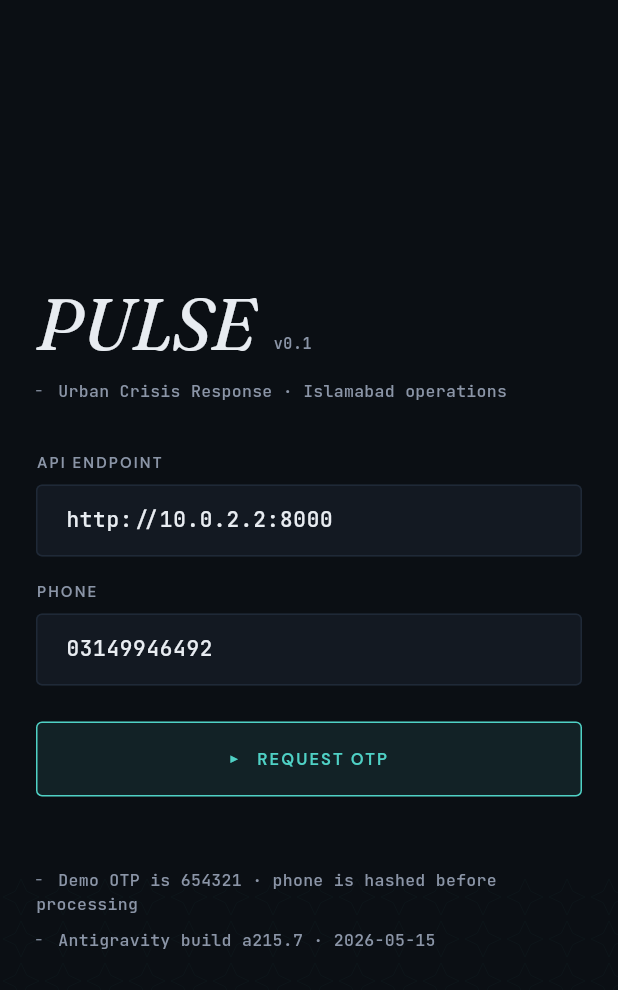
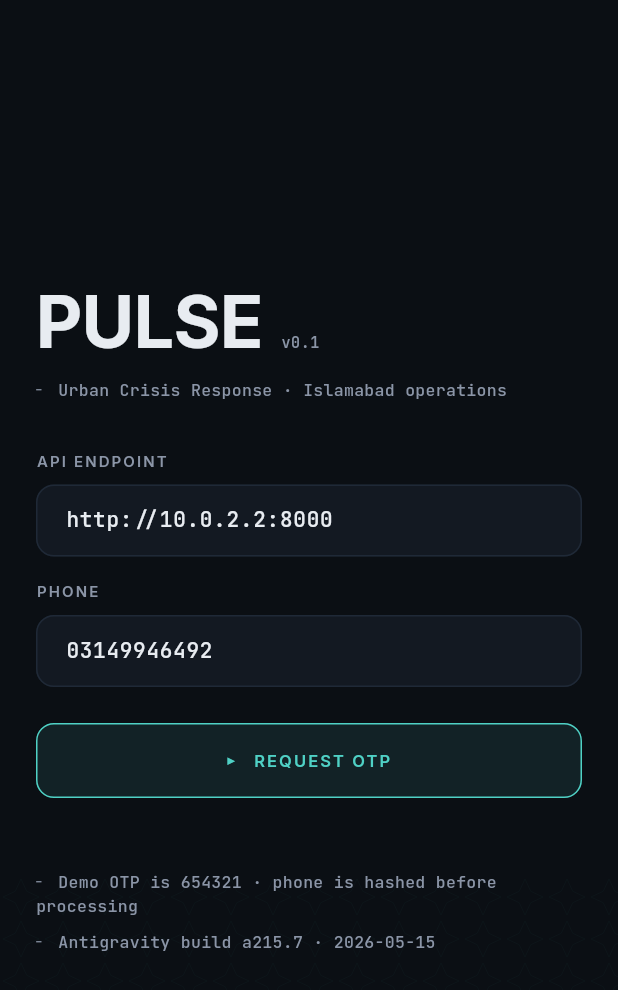
Before and after one commit to shaheryar003/pulse-crisis-response, a Flutter app: the screen it shows after launch, on a phone screen of 412 x 824 dp. Shown: the top 990 px of the screen. Run offline on Flutter 3.47's test engine with Material 3 defaults, Android fonts, the phone set to English and light mode, and no system bars; our stand-ins replace flutter_map, geolocator, google_fonts, image_picker, latlong2, shared_preferences.

Commit message:
Enhance UI components with improved styling and skeleton loaders
- Updated category chips in CitizenReportPage to include icons for better visual representation.
- Increased border radius for various UI elements to enhance aesthetics.
- Introduced SkeletonLoader widget for loading states in verify, responder queue, and command dashboard pages.
- Adjusted colors and shadows for incident cards, trace event cards, and other components for a more modern look.
- Switched font family from DM Sans to Inter for consistency across the application.
- Refined padding and margin values for better spacing and alignment in multiple widgets.
- Enhanced the UtilBar with a backdrop filter for a blurred effect, improving the overall visual hierarchy.

```diff
--- a/mobile/lib/shared/theme.dart
+++ b/mobile/lib/shared/theme.dart
@@ -34,7 +34,7 @@ class PulseTheme {
       scaffoldBackgroundColor: PulseColors.ink900,
       canvasColor: PulseColors.ink900,
       textTheme: textTheme,
-      fontFamily: GoogleFonts.dmSans().fontFamily,
+      fontFamily: GoogleFonts.inter().fontFamily,
       dividerColor: PulseColors.hairline,
       dividerTheme: const DividerThemeData(
         color: PulseColors.hairline,
@@ -43,12 +43,13 @@ class PulseTheme {
       ),
       iconTheme: const IconThemeData(color: PulseColors.stone, size: 18),
       cardTheme: const CardThemeData(
-        elevation: 0,
+        elevation: 8,
+        shadowColor: Color(0x66000000),
         margin: EdgeInsets.zero,
         color: PulseColors.ink800,
         shape: RoundedRectangleBorder(
           side: BorderSide(color: PulseColors.hairline, width: 1),
-          borderRadius: BorderRadius.all(Radius.circular(PulseRadii.md)),
+          borderRadius: BorderRadius.all(Radius.circular(PulseRadii.xl)),
         ),
       ),
       inputDecorationTheme: InputDecorationTheme(
@@ -62,15 +63,15 @@ class PulseTheme {
         floatingLabelBehavior: FloatingLabelBehavior.never,
         hintStyle: textTheme.bodyMedium?.copyWith(color: PulseColors.dim),
         border: const OutlineInputBorder(
-          borderRadius: BorderRadius.all(Radius.circular(PulseRadii.md)),
+          borderRadius: BorderRadius.all(Radius.circular(PulseRadii.xl)),
           borderSide: BorderSide(color: PulseColors.hairline, width: 1),
         ),
         enabledBorder: const OutlineInputBorder(
-          borderRadius: BorderRadius.all(Radius.circular(PulseRadii.md)),
+          borderRadius: BorderRadius.all(Radius.circular(PulseRadii.xl)),
           borderSide: BorderSide(color: PulseColors.hairline, width: 1),
         ),
         focusedBorder: const OutlineInputBorder(
-          borderRadius: BorderRadius.all(Radius.circular(PulseRadii.md)),
+          borderRadius: BorderRadius.all(Radius.circular(PulseRadii.xl)),
           borderSide: BorderSide(color: PulseColors.signal, width: 1),
         ),
       ),
@@ -79,14 +80,14 @@ class PulseTheme {
           backgroundColor: PulseColors.signal.withValues(alpha: 0.10),
           foregroundColor: PulseColors.signal,
           shape: const RoundedRectangleBorder(
-            borderRadius: BorderRadius.all(Radius.circular(PulseRadii.md)),
+            borderRadius: BorderRadius.all(Radius.circular(PulseRadii.xl)),
             side: BorderSide(color: PulseColors.signal, width: 1),
           ),
           padding: const EdgeInsets.symmetric(
             horizontal: PulseSpace.x5,
             vertical: PulseSpace.x4,
           ),
-          textStyle: GoogleFonts.dmSans(
+          textStyle: GoogleFonts.inter(
             fontSize: 13,
             fontWeight: FontWeight.w600,
             letterSpacing: 0.6,
@@ -98,13 +99,13 @@ class PulseTheme {
           foregroundColor: PulseColors.pearl,
           side: const BorderSide(color: PulseColors.hairlineStrong, width: 1),
           shape: const RoundedRectangleBorder(
-            borderRadius: BorderRadius.all(Radius.circular(PulseRadii.md)),
+            borderRadius: BorderRadius.all(Radius.circular(PulseRadii.xl)),
           ),
           padding: const EdgeInsets.symmetric(
             horizontal: PulseSpace.x4,
             vertical: PulseSpace.x3,
           ),
-          textStyle: GoogleFonts.dmSans(
+          textStyle: GoogleFonts.inter(
             fontSize: 12,
             fontWeight: FontWeight.w600,
             letterSpacing: 0.6,
@@ -114,7 +115,7 @@ class PulseTheme {
       textButtonTheme: TextButtonThemeData(
         style: TextButton.styleFrom(
           foregroundColor: PulseColors.stone,
-          textStyle: GoogleFonts.dmSans(
+          textStyle: GoogleFonts.inter(
             fontSize: 12,
             fontWeight: FontWeight.w600,
             letterSpacing: 0.6,
@@ -125,13 +126,13 @@ class PulseTheme {
         backgroundColor: PulseColors.ink800,
         side: const BorderSide(color: PulseColors.hairline, width: 1),
         shape: const RoundedRectangleBorder(
-          borderRadius: BorderRadius.all(Radius.circular(PulseRadii.sm)),
+          borderRadius: BorderRadius.all(Radius.circular(PulseRadii.lg)),
         ),
-        labelStyle: GoogleFonts.dmSans(
-          color: PulseColors.stone,
-          fontSize: 11,
-          fontWeight: FontWeight.w600,
-          letterSpacing: 0.6,
+        labelStyle: GoogleFonts.inter(
+            color: PulseColors.stone,
+            fontSize: 11,
+            fontWeight: FontWeight.w600,
+            letterSpacing: 0.6,
         ),
         padding: const EdgeInsets.symmetric(horizontal: PulseSpace.x3, vertical: PulseSpace.x2),
       ),
@@ -156,15 +157,14 @@ class PulseTheme {
   }
 
   static TextTheme _textTheme() {
-    final body = GoogleFonts.dmSansTextTheme(const TextTheme()).apply(
+    final body = GoogleFonts.interTextTheme(const TextTheme()).apply(
       bodyColor: PulseColors.pearl,
       displayColor: PulseColors.pearl,
     );
 
-    final display = GoogleFonts.fraunces(
+    final display = GoogleFonts.inter(
       color: PulseColors.pearl,
-      fontStyle: FontStyle.italic,
-      fontWeight: FontWeight.w500,
+      fontWeight: FontWeight.w700,
       letterSpacing: -0.5,
     );
 
@@ -174,43 +174,43 @@ class PulseTheme {
       displaySmall: display.copyWith(fontSize: 26, height: 1.15),
       headlineLarge: display.copyWith(fontSize: 22, height: 1.2),
       headlineMedium: display.copyWith(fontSize: 18, height: 1.25),
-      titleLarge: GoogleFonts.dmSans(
+      titleLarge: GoogleFonts.inter(
         color: PulseColors.pearl,
         fontSize: 15,
         height: 1.3,
         fontWeight: FontWeight.w600,
       ),
-      titleMedium: GoogleFonts.dmSans(
+      titleMedium: GoogleFonts.inter(
         color: PulseColors.pearl,
         fontSize: 14,
         height: 1.3,
         fontWeight: FontWeight.w600,
       ),
-      titleSmall: GoogleFonts.dmSans(
+      titleSmall: GoogleFonts.inter(
         color: PulseColors.stone,
         fontSize: 12,
         height: 1.3,
         fontWeight: FontWeight.w600,
         letterSpacing: 0.4,
       ),
-      bodyLarge: GoogleFonts.dmSans(color: PulseColors.pearl, fontSize: 14, height: 1.45),
-      bodyMedium: GoogleFonts.dmSans(color: PulseColors.stone, fontSize: 13, height: 1.45),
-      bodySmall: GoogleFonts.dmSans(color: PulseColors.mist, fontSize: 12, height: 1.4),
-      labelLarge: GoogleFonts.dmSans(
+      bodyLarge: GoogleFonts.inter(color: PulseColors.pearl, fontSize: 14, height: 1.45),
+      bodyMedium: GoogleFonts.inter(color: PulseColors.stone, fontSize: 13, height: 1.45),
+      bodySmall: GoogleFonts.inter(color: PulseColors.mist, fontSize: 12, height: 1.4),
+      labelLarge: GoogleFonts.inter(
         color: PulseColors.mist,
         fontSize: 11,
         height: 1.2,
         fontWeight: FontWeight.w600,
         letterSpacing: 1.2,
       ),
-      labelMedium: GoogleFonts.dmSans(
+      labelMedium: GoogleFonts.inter(
         color: PulseColors.mist,
         fontSize: 10,
         height: 1.2,
         fontWeight: FontWeight.w600,
         letterSpacing: 1.4,
       ),
-      labelSmall: GoogleFonts.dmSans(
+      labelSmall: GoogleFonts.inter(
         color: PulseColors.dim,
         fontSize: 9,
         height: 1.2,
@@ -229,16 +229,15 @@ class PulseTheme {
   static TextStyle dataXs({Color color = PulseColors.mist}) =>
       GoogleFonts.jetBrainsMono(color: color, fontSize: 10, fontWeight: FontWeight.w600, letterSpacing: 0.4);
 
-  static TextStyle display({double size = 26, Color color = PulseColors.pearl}) => GoogleFonts.fraunces(
+  static TextStyle display({double size = 26, Color color = PulseColors.pearl}) => GoogleFonts.inter(
         color: color,
         fontSize: size,
-        fontStyle: FontStyle.italic,
-        fontWeight: FontWeight.w500,
+        fontWeight: FontWeight.w700,
         letterSpacing: -0.5,
         height: 1.1,
       );
 
-  static TextStyle label({Color color = PulseColors.mist}) => GoogleFonts.dmSans(
+  static TextStyle label({Color color = PulseColors.mist}) => GoogleFonts.inter(
         color: color,
         fontSize: 10,
         fontWeight: FontWeight.w600,
--- a/mobile/lib/shared/tokens.dart
+++ b/mobile/lib/shared/tokens.dart
@@ -61,13 +61,17 @@ class PulseColors {
 class PulseRadii {
   PulseRadii._();
   static const sharp = 0.0;
+  static const xs = 1.0;
   static const sm = 2.0;
   static const md = 4.0;
   static const lg = 8.0;
+  static const xl = 12.0;
+  static const xxl = 16.0;
 }
 
 class PulseSpace {
   PulseSpace._();
+  static const x0_5 = 2.0;
   static const x1 = 4.0;
   static const x2 = 8.0;
   static const x3 = 12.0;
--- a/mobile/lib/shared/widgets/cta_button.dart
+++ b/mobile/lib/shared/widgets/cta_button.dart
@@ -24,14 +24,28 @@ class CtaButton extends StatelessWidget {
     final c = color ?? PulseColors.signal;
     final btn = FilledButton(
       onPressed: loading ? null : onPressed,
-      style: FilledButton.styleFrom(
-        backgroundColor: c.withValues(alpha: 0.10),
-        foregroundColor: c,
-        side: BorderSide(color: c, width: 1),
-        shape: const RoundedRectangleBorder(
-          borderRadius: BorderRadius.all(Radius.circular(PulseRadii.md)),
-        ),
-        padding: const EdgeInsets.symmetric(horizontal: PulseSpace.x5, vertical: PulseSpace.x4),
+      style: ButtonStyle(
+        backgroundColor: WidgetStateProperty.resolveWith((states) {
+          if (states.contains(WidgetState.pressed)) return c.withValues(alpha: 0.20);
+          if (states.contains(WidgetState.hovered)) return c.withValues(alpha: 0.15);
+          return c.withValues(alpha: 0.10);
+        }),
+        foregroundColor: WidgetStateProperty.all(c),
+        side: WidgetStateProperty.resolveWith((states) {
+          if (states.contains(WidgetState.hovered) || states.contains(WidgetState.pressed)) {
+            return BorderSide(color: c, width: 1.5);
+          }
+          return BorderSide(color: c, width: 1);
+        }),
+        shape: WidgetStateProperty.all(const RoundedRectangleBorder(
+          borderRadius: BorderRadius.all(Radius.circular(PulseRadii.xl)),
+        )),
+        padding: WidgetStateProperty.all(const EdgeInsets.symmetric(horizontal: PulseSpace.x5, vertical: PulseSpace.x4)),
+        elevation: WidgetStateProperty.resolveWith((states) {
+          if (states.contains(WidgetState.hovered)) return 8.0;
+          return 0.0;
+        }),
+        shadowColor: WidgetStateProperty.all(c.withValues(alpha: 0.5)),
       ),
       child: Row(
         mainAxisSize: MainAxisSize.min,
--- a/mobile/lib/shared/widgets/dot_leader.dart
+++ b/mobile/lib/shared/widgets/dot_leader.dart
@@ -20,7 +20,7 @@ class DotLeader extends StatelessWidget {
   @override
   Widget build(BuildContext context) {
     return Padding(
-      padding: const EdgeInsets.symmetric(vertical: 3),
+      padding: const EdgeInsets.symmetric(vertical: PulseSpace.x1),
       child: Row(
         crossAxisAlignment: CrossAxisAlignment.baseline,
         textBaseline: TextBaseline.alphabetic,
@@ -29,7 +29,7 @@ class DotLeader extends StatelessWidget {
           const SizedBox(width: PulseSpace.x2),
           Expanded(
             child: Padding(
-              padding: const EdgeInsets.only(bottom: 4),
+              padding: const EdgeInsets.only(bottom: PulseSpace.x1),
               child: CustomPaint(
                 size: const Size(double.infinity, 1),
                 painter: _DotLeaderPainter(),
--- a/mobile/lib/shared/widgets/forecast_bands.dart
+++ b/mobile/lib/shared/widgets/forecast_bands.dart
@@ -34,9 +34,9 @@ class ForecastBands extends StatelessWidget {
         vertical: PulseSpace.x2,
       ),
       decoration: BoxDecoration(
-        color: PulseColors.ink900,
+        color: PulseColors.ink900.withValues(alpha: 0.6),
         border: Border.all(color: PulseColors.hairline),
-        borderRadius: BorderRadius.circular(PulseRadii.sm),
+        borderRadius: BorderRadius.circular(PulseRadii.md),
       ),
       child: Column(
         crossAxisAlignment: CrossAxisAlignment.start,
@@ -100,7 +100,7 @@ class _BandRow extends StatelessWidget {
         const SizedBox(width: PulseSpace.x2),
         Expanded(
           child: ClipRRect(
-            borderRadius: BorderRadius.circular(1),
+            borderRadius: BorderRadius.circular(PulseRadii.xs),
             child: SizedBox(
               height: 6,
               child: Row(
--- a/mobile/lib/shared/widgets/sparkbar.dart
+++ b/mobile/lib/shared/widgets/sparkbar.dart
@@ -36,7 +36,7 @@ class Sparkbar extends StatelessWidget {
               height: height,
               decoration: BoxDecoration(
                 color: isFilled ? filledColor : emptyColor.withValues(alpha: 0.4),
-              borderRadius: BorderRadius.circular(0.5),
+                borderRadius: BorderRadius.circular(PulseRadii.xs),
               ),
             ),
         );
```
Also changed, not shown: mobile/lib/citizen/alerts.dart (+11 -13 lines), mobile/lib/citizen/home.dart (+13 -12 lines), mobile/lib/citizen/report.dart (+45 -24 lines), mobile/lib/citizen/verify.dart (+9 -10 lines), mobile/lib/command/dashboard.dart (+8 -12 lines), mobile/lib/responder/queue.dart (+19 -12 lines), mobile/lib/responder/status.dart (+4 -3 lines), mobile/lib/shared/widgets/audit_chain_panel.dart (+5 -5 lines), mobile/lib/shared/widgets/incident_card.dart (+10 -5 lines), mobile/lib/shared/widgets/map_pin.dart (+30 -9 lines), mobile/lib/shared/widgets/skeleton_loader.dart (added, +69 -0 lines), mobile/lib/shared/widgets/status_pill.dart (+5 -12 lines), mobile/lib/shared/widgets/trace_event_card.dart (+30 -8 lines), mobile/lib/shared/widgets/util_bar.dart (+20 -15 lines). Lines whose indentation alone changed are shown as unchanged.
